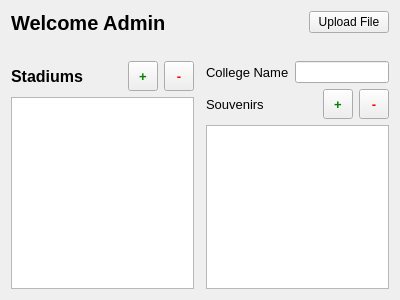
The window that AdminPage/dashboardpage.ui (Akil0814/CS_1D_BaseBall) describes before a commit, drawn with Qt 5.
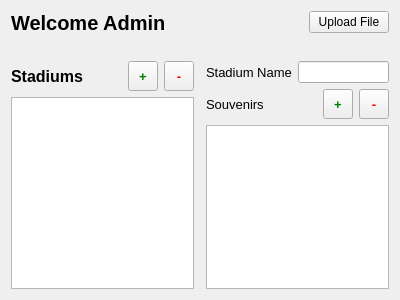
The same window after the commit.

```diff
--- a/AdminPage/dashboardpage.ui
+++ b/AdminPage/dashboardpage.ui
@@ -141,7 +141,7 @@
             </font>
            </property>
            <property name="text">
-            <string>College Name</string>
+            <string>Stadium Name</string>
            </property>
           </widget>
          </item>
```
